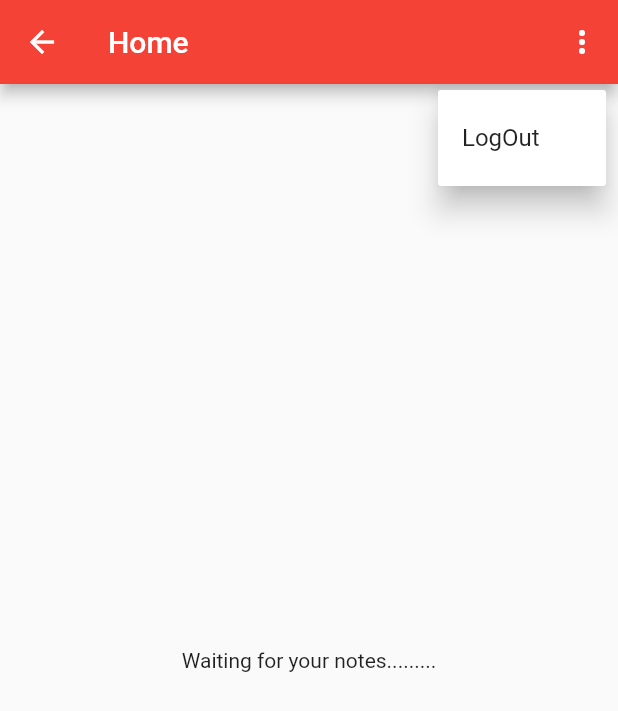
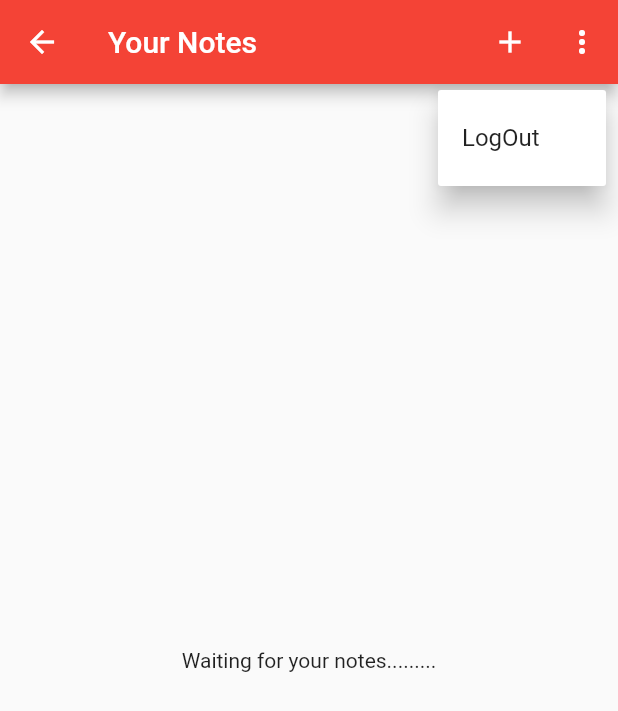
Before and after one commit to Shweta2105/blocPattern, a Flutter app: the HomeScreen screen opened by its route, after a tap on the "more vert" icon, on a phone screen of 412 x 824 dp. Shown: the top 711 px of the screen. Run offline on Flutter 3.47's test engine with Material 2 defaults, Android fonts, the phone set to English and light mode, and no system bars; our stand-ins replace firebase_auth, firebase_core, sqflite; accounts and stored records are empty; Roboto replaces fonts that are missing (SansitaSwashed).

Commit message:
created new note screen

```diff
--- a/lib/main.dart
+++ b/lib/main.dart
@@ -1,5 +1,6 @@
-import 'package:blocprovider/screens/homescreen.dart';
+import 'package:blocprovider/screens/notes/homescreen.dart';
 import 'package:blocprovider/screens/loginscreen.dart';
+import 'package:blocprovider/screens/notes/newnotescreen.dart';
 import 'package:blocprovider/screens/verifyemail.dart';
 import 'package:blocprovider/service/auth/auth_service.dart';
 import 'package:flutter/material.dart';
@@ -31,6 +32,7 @@ class MyApp extends StatelessWidget {
         RegisterScreen.routeName: (context) => RegisterScreen(),
         LoginScreen.routeName: (context) => LoginScreen(),
         VerifyEmailScreen.routeName: (context) => VerifyEmailScreen(),
+        NewNoteScreen.routeName: (context) => NewNoteScreen(),
       },
     );
   }
--- a/lib/screens/loginscreen.dart
+++ b/lib/screens/loginscreen.dart
@@ -1,4 +1,4 @@
-import 'package:blocprovider/screens/homescreen.dart';
+import 'package:blocprovider/screens/notes/homescreen.dart';
 import 'package:blocprovider/screens/registerscreen.dart';
 import 'package:blocprovider/screens/verifyemail.dart';
 import 'package:flutter/material.dart';
--- a/lib/screens/homescreen.dart
+++ b/lib/screens/notes/homescreen.dart
@@ -1,10 +1,11 @@
 import 'package:blocprovider/screens/loginscreen.dart';
+import 'package:blocprovider/screens/notes/newnotescreen.dart';
 import 'package:blocprovider/service/crud/notes_service.dart';
 import 'package:blocprovider/utils/constants.dart';
 import 'package:flutter/material.dart';
 
-import '../enums/menu_acton.dart';
-import '../service/auth/auth_service.dart';
+import '../../enums/menu_acton.dart';
+import '../../service/auth/auth_service.dart';
 
 class HomeScreen extends StatefulWidget {
   static const String routeName = '/home';
@@ -33,8 +34,13 @@ class _HomeScreenState extends State<HomeScreen> {
   Widget build(BuildContext context) {
     return Scaffold(
       appBar: AppBar(
-        title: const Text('Home'),
+        title: const Text('Your Notes'),
         actions: [
+          IconButton(
+              onPressed: () {
+                Navigator.of(context).pushNamed(NewNoteScreen.routeName);
+              },
+              icon: const Icon(Icons.add)),
           PopupMenuButton<MenuAction>(
               offset: const Offset(0.0, 60.0),
               icon: const Icon(Icons.more_vert_rounded, color: whiteColor),
--- a/lib/service/auth/auth_user.dart
+++ b/lib/service/auth/auth_user.dart
@@ -15,6 +15,4 @@ class AuthUser {
         isEmailVerified: user.emailVerified,
         email: user.email,
       );
-
-
 }
```
Also changed, not shown: lib/screens/notes/newnotescreen.dart (added, +23 -0 lines), 1 other file. Lines whose indentation alone changed are shown as unchanged.
